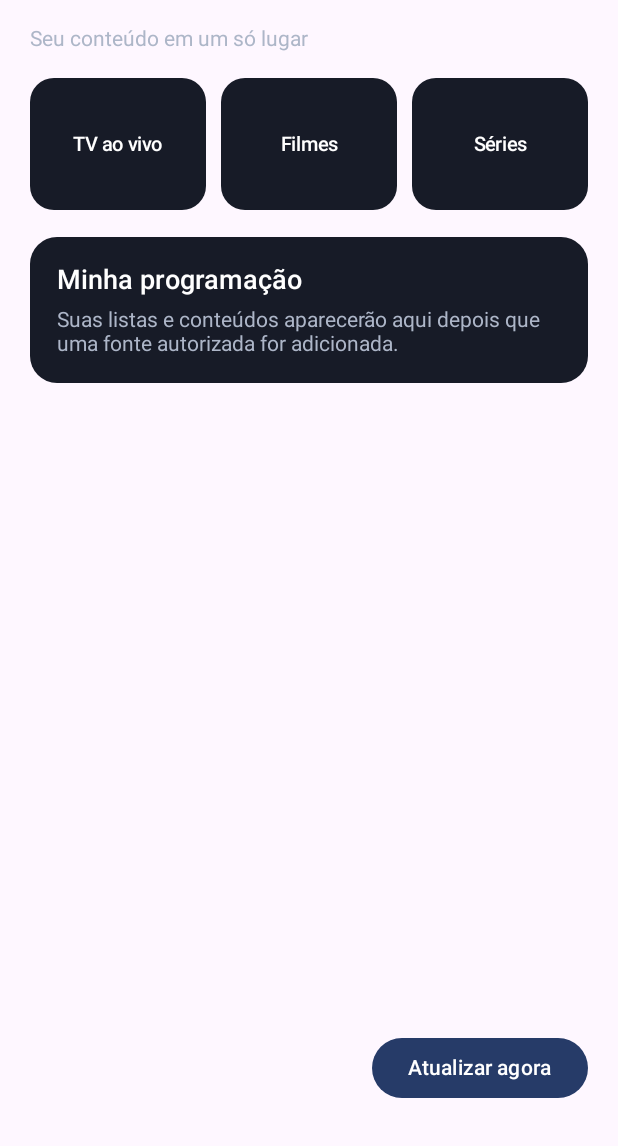
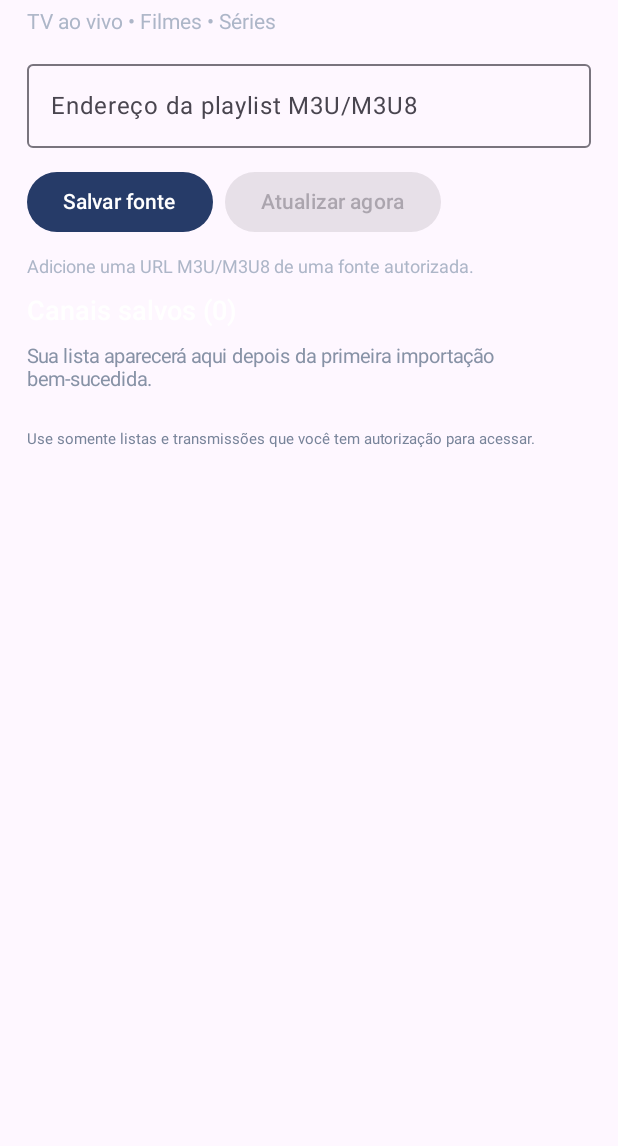
Before and after one commit to misterafael/TV-e-Series-Online, an Android app built with Jetpack Compose: the composable HomeScreen shown on its own in the app's theme, on a phone screen of 412 x 824 dp, the part 90-1236 px from its top. Run offline under Robolectric (Android 15) with nearby library versions, the phone set to English and light mode, and no system bars; 1 statement that could not run was skipped.

Commit message:
Add playlist setup, channel list and favorite controls

```diff
--- a/app/src/main/java/br/com/tveseriesonline/MainActivity.kt
+++ b/app/src/main/java/br/com/tveseriesonline/MainActivity.kt
@@ -1,8 +1,9 @@
 package br.com.tveseriesonline
 
+import androidx.activity.ComponentActivity
 import android.os.Bundle
-import androidx.activity.ComponentActivity
 import androidx.activity.compose.setContent
+import androidx.compose.foundation.clickable
 import androidx.compose.foundation.layout.Arrangement
 import androidx.compose.foundation.layout.Column
 import androidx.compose.foundation.layout.Row
@@ -11,127 +12,189 @@ import androidx.compose.foundation.layout.fillMaxSize
 import androidx.compose.foundation.layout.fillMaxWidth
 import androidx.compose.foundation.layout.height
 import androidx.compose.foundation.layout.padding
+import androidx.compose.foundation.lazy.LazyColumn
+import androidx.compose.foundation.lazy.items
 import androidx.compose.foundation.shape.RoundedCornerShape
 import androidx.compose.material3.Button
 import androidx.compose.material3.ButtonDefaults
 import androidx.compose.material3.MaterialTheme
+import androidx.compose.material3.OutlinedTextField
 import androidx.compose.material3.Surface
 import androidx.compose.material3.Text
 import androidx.compose.material3.darkColorScheme
 import androidx.compose.runtime.Composable
+import androidx.compose.runtime.LaunchedEffect
+import androidx.compose.runtime.getValue
+import androidx.compose.runtime.mutableStateOf
+import androidx.compose.runtime.remember
+import androidx.compose.runtime.rememberCoroutineScope
+import androidx.compose.runtime.saveable.rememberSaveable
+import androidx.compose.runtime.setValue
 import androidx.compose.ui.Alignment
 import androidx.compose.ui.Modifier
 import androidx.compose.ui.graphics.Color
+import androidx.compose.ui.platform.LocalContext
 import androidx.compose.ui.text.font.FontWeight
 import androidx.compose.ui.unit.dp
 import androidx.compose.ui.unit.sp
+import kotlinx.coroutines.Dispatchers
+import kotlinx.coroutines.launch
+import kotlinx.coroutines.withContext
 
 class MainActivity : ComponentActivity() {
     override fun onCreate(savedInstanceState: Bundle?) {
         super.onCreate(savedInstanceState)
         RefreshScheduler.scheduleAutomatic(applicationContext)
-
         setContent {
             MaterialTheme(colorScheme = darkColorScheme(
                 background = Color(0xFF090B12),
                 surface = Color(0xFF171B27),
                 primary = Color(0xFF5B8CFF)
             )) {
-                HomeScreen(onRefresh = {
-                    RefreshScheduler.refreshNow(applicationContext)
-                })
+                HomeScreen()
             }
         }
     }
 }
 
 @Composable
-private fun HomeScreen(onRefresh: () -> Unit) {
-    Surface(
-        modifier = Modifier.fillMaxSize(),
-        color = MaterialTheme.colorScheme.background
+private fun HomeScreen() {
+    val context = LocalContext.current.applicationContext
+    val scope = rememberCoroutineScope()
+    var sourceUrl by rememberSaveable { mutableStateOf(PlaylistRepository.getSource(context)) }
+    var channels by remember { mutableStateOf(emptyList<Channel>()) }
+    var status by remember { mutableStateOf("Adicione uma URL M3U/M3U8 de uma fonte autorizada.") }
+    var busy by remember { mutableStateOf(false) }
+
+    LaunchedEffect(Unit) {
+        channels = withContext(Dispatchers.IO) { PlaylistRepository.loadChannels(context) }
+    }
+
+    Surface(modifier = Modifier.fillMaxSize(), color = MaterialTheme.colorScheme.background) {
+        Column(
+            modifier = Modifier.fillMaxSize().padding(horizontal = 18.dp, vertical = 24.dp),
+            verticalArrangement = Arrangement.spacedBy(12.dp)
         ) {
-        Column(
-            modifier = Modifier
-                .fillMaxSize()
-                .padding(horizontal = 20.dp, vertical = 28.dp),
-            verticalArrangement = Arrangement.spacedBy(18.dp)
-        ) {
-            Text(
-                text = "TV e Séries Online",
-                color = Color.White,
-                fontSize = 27.sp,
-                fontWeight = FontWeight.Bold
-            )
-            Text(
-                text = "Seu conteúdo em um só lugar",
-                color = Color(0xFFADB6C8),
-                fontSize = 14.sp
+            Text("TV e Séries Online", color = Color.White, fontSize = 26.sp, fontWeight = FontWeight.Bold)
+            Text("TV ao vivo • Filmes • Séries", color = Color(0xFFADB6C8), fontSize = 14.sp)
+
+            OutlinedTextField(
+                value = sourceUrl,
+                onValueChange = { sourceUrl = it },
+                modifier = Modifier.fillMaxWidth(),
+                label = { Text("Endereço da playlist M3U/M3U8") },
+                placeholder = { Text("https://seu-servidor/lista.m3u") },
+                singleLine = true
             )
 
-            Row(
-                modifier = Modifier.fillMaxWidth(),
-                horizontalArrangement = Arrangement.spacedBy(10.dp)
-            ) {
-                CategoryCard("TV ao vivo", Modifier.weight(1f))
-                CategoryCard("Filmes", Modifier.weight(1f))
-                CategoryCard("Séries", Modifier.weight(1f))
+            Row(horizontalArrangement = Arrangement.spacedBy(8.dp)) {
+                Button(
+                    onClick = {
+                        scope.launch {
+                            runCatching {
+                                withContext(Dispatchers.IO) {
+                                    PlaylistRepository.saveSource(context, sourceUrl)
+                                }
+                            }.onSuccess {
+                                status = "Fonte salva. Toque em Atualizar agora para importar os canais."
+                            }.onFailure {
+                                status = it.message ?: "Não foi possível salvar a fonte."
+                            }
+                        }
+                    },
+                    colors = ButtonDefaults.buttonColors(containerColor = Color(0xFF263B68))
+                ) { Text("Salvar fonte") }
+
+                Button(
+                    enabled = !busy && sourceUrl.isNotBlank(),
+                    onClick = {
+                        scope.launch {
+                            busy = true
+                            status = "Buscando e validando a playlist..."
+                            val result = runCatching {
+                                withContext(Dispatchers.IO) {
+                                    PlaylistRepository.saveSource(context, sourceUrl)
+                                    PlaylistRepository.refreshConfiguredSource(context)
+                                }
+                            }
+                            result.onSuccess { count ->
+                                channels = withContext(Dispatchers.IO) {
+                                    PlaylistRepository.loadChannels(context)
+                                }
+                                status = "$count canais importados. Seus favoritos foram preservados."
+                            }.onFailure {
+                                status = it.message ?: "Falha ao atualizar. A lista anterior foi mantida."
+                            }
+                            busy = false
+                        }
+                    },
+                    colors = ButtonDefaults.buttonColors(containerColor = Color(0xFF315A45))
+                ) { Text(if (busy) "Atualizando..." else "Atualizar agora") }
             }
 
-            Surface(
-                modifier = Modifier.fillMaxWidth(),
-                color = Color(0xFF171B27),
-                shape = RoundedCornerShape(18.dp)
-            ) {
-                Column(modifier = Modifier.padding(18.dp)) {
+            Text(status, color = Color(0xFFADB6C8), fontSize = 12.sp)
             Text(
-                        text = "Minha programação",
+                "Canais salvos (${channels.size})",
                 color = Color.White,
                 fontWeight = FontWeight.SemiBold,
                 fontSize = 18.sp
             )
-                    Spacer(modifier = Modifier.height(8.dp))
+
+            if (channels.isEmpty()) {
                 Text(
-                        text = "Suas listas e conteúdos aparecerão aqui depois que uma fonte autorizada for adicionada.",
-                        color = Color(0xFFADB6C8),
-                        fontSize = 14.sp
+                    "Sua lista aparecerá aqui depois da primeira importação bem-sucedida.",
+                    color = Color(0xFF8792A6),
+                    fontSize = 13.sp
                 )
+            } else {
+                LazyColumn(
+                    modifier = Modifier.fillMaxWidth().weight(1f),
+                    verticalArrangement = Arrangement.spacedBy(6.dp)
+                ) {
+                    items(channels, key = { it.streamUrl }) { channel ->
+                        ChannelRow(channel = channel, onFavorite = {
+                            scope.launch {
+                                withContext(Dispatchers.IO) {
+                                    PlaylistRepository.setFavorite(context, channel.streamUrl, !channel.isFavorite)
+                                }
+                                channels = withContext(Dispatchers.IO) {
+                                    PlaylistRepository.loadChannels(context)
                                 }
                             }
-
-            Spacer(modifier = Modifier.weight(1f))
-
-            Button(
-                onClick = onRefresh,
-                modifier = Modifier.align(Alignment.End),
-                colors = ButtonDefaults.buttonColors(
-                    containerColor = Color(0xFF263B68),
-                    contentColor = Color.White
+                        })
+                    }
+                }
+            }
+            Spacer(modifier = Modifier.height(2.dp))
+            Text(
+                "Use somente listas e transmissões que você tem autorização para acessar.",
+                color = Color(0xFF78849A),
+                fontSize = 10.sp
             )
-            ) {
-                Text("Atualizar agora")
-            }
         }
     }
 }
 
 @Composable
-private fun CategoryCard(label: String, modifier: Modifier = Modifier) {
+private fun ChannelRow(channel: Channel, onFavorite: () -> Unit) {
     Surface(
-        modifier = modifier.height(88.dp),
+        modifier = Modifier.fillMaxWidth(),
         color = Color(0xFF171B27),
-        shape = RoundedCornerShape(16.dp)
+        shape = RoundedCornerShape(12.dp)
     ) {
-        Column(
-            modifier = Modifier.padding(10.dp),
-            verticalArrangement = Arrangement.Center,
-            horizontalAlignment = Alignment.CenterHorizontally
+        Row(
+            modifier = Modifier.padding(horizontal = 12.dp, vertical = 10.dp),
+            verticalAlignment = Alignment.CenterVertically
         ) {
+            Column(modifier = Modifier.weight(1f)) {
+                Text(channel.name, color = Color.White, fontWeight = FontWeight.Medium)
+                Text(channel.groupName, color = Color(0xFF98A4B8), fontSize = 11.sp)
+            }
             Text(
-                text = label,
-                color = Color.White,
-                fontWeight = FontWeight.Medium,
-                fontSize = 13.sp
+                if (channel.isFavorite) "★" else "☆",
+                modifier = Modifier.clickable(onClick = onFavorite).padding(8.dp),
+                color = Color(0xFFFFD166),
+                fontSize = 22.sp
             )
         }
     }
```
Lines whose indentation alone changed are shown as unchanged.
